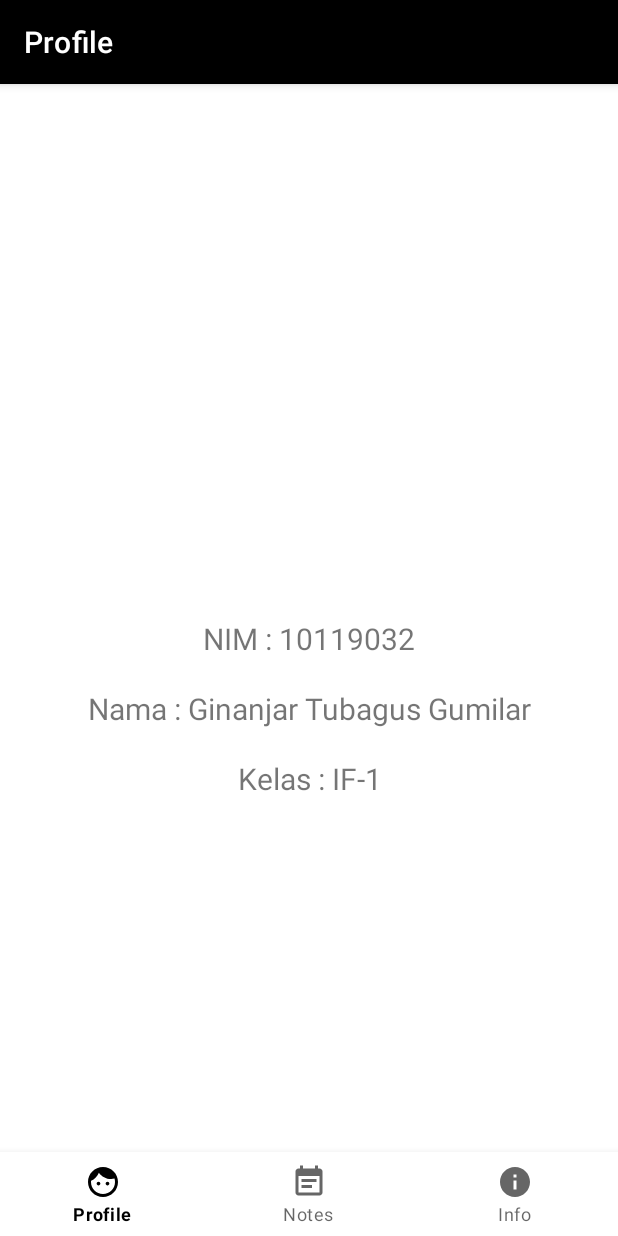
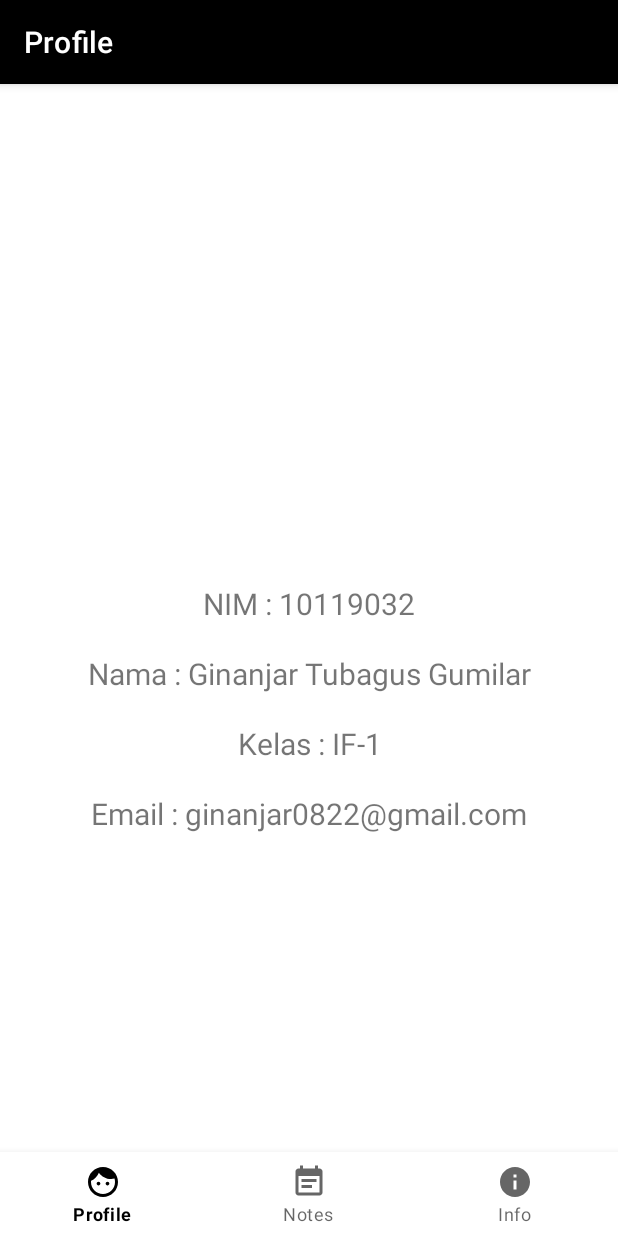
Before and after one commit to ginanjar10119032/Tugas-UTS-Genap-2022-AKB-IF-1-10119032, an Android app: the screen it shows after launch (MainActivity), on a phone screen of 412 x 824 dp. Run offline under Robolectric (Android 15) with nearby library versions, the phone set to English and light mode, and no system bars; our stand-ins replace navigation-ui.

Commit message:
add comment to every class

```diff
--- a/app/src/main/java/com/example/tugasutsgenap2022akbif_110119032/MainActivity.java
+++ b/app/src/main/java/com/example/tugasutsgenap2022akbif_110119032/MainActivity.java
@@ -1,4 +1,8 @@
 package com.example.tugasutsgenap2022akbif_110119032;
+
+//NIM     : 10119032
+//NAMA    : GINANJAR TUBAGUS GUMILAR
+//KELAS   : IF-1
 
 import android.os.Bundle;
 
--- a/app/src/main/java/com/example/tugasutsgenap2022akbif_110119032/SplashScreen.java
+++ b/app/src/main/java/com/example/tugasutsgenap2022akbif_110119032/SplashScreen.java
@@ -1,4 +1,8 @@
 package com.example.tugasutsgenap2022akbif_110119032;
+
+//NIM     : 10119032
+//NAMA    : GINANJAR TUBAGUS GUMILAR
+//KELAS   : IF-1
 
 import android.content.Intent;
 import android.os.Build;
--- a/app/src/main/java/com/example/tugasutsgenap2022akbif_110119032/ui/dashboard/DashboardFragment.java
+++ b/app/src/main/java/com/example/tugasutsgenap2022akbif_110119032/ui/dashboard/DashboardFragment.java
@@ -1,4 +1,8 @@
 package com.example.tugasutsgenap2022akbif_110119032.ui.dashboard;
+
+//NIM     : 10119032
+//NAMA    : GINANJAR TUBAGUS GUMILAR
+//KELAS   : IF-1
 
 import android.os.Bundle;
 import android.view.LayoutInflater;
--- a/app/src/main/java/com/example/tugasutsgenap2022akbif_110119032/ui/dashboard/DashboardViewModel.java
+++ b/app/src/main/java/com/example/tugasutsgenap2022akbif_110119032/ui/dashboard/DashboardViewModel.java
@@ -1,4 +1,8 @@
 package com.example.tugasutsgenap2022akbif_110119032.ui.dashboard;
+
+//NIM     : 10119032
+//NAMA    : GINANJAR TUBAGUS GUMILAR
+//KELAS   : IF-1
 
 import androidx.lifecycle.LiveData;
 import androidx.lifecycle.MutableLiveData;
--- a/app/src/main/java/com/example/tugasutsgenap2022akbif_110119032/ui/home/HomeFragment.java
+++ b/app/src/main/java/com/example/tugasutsgenap2022akbif_110119032/ui/home/HomeFragment.java
@@ -1,4 +1,9 @@
 package com.example.tugasutsgenap2022akbif_110119032.ui.home;
+
+//NIM     : 10119032
+//NAMA    : GINANJAR TUBAGUS GUMILAR
+//KELAS   : IF-1
+
 
 import android.os.Bundle;
 import android.view.LayoutInflater;
--- a/app/src/main/java/com/example/tugasutsgenap2022akbif_110119032/ui/home/HomeViewModel.java
+++ b/app/src/main/java/com/example/tugasutsgenap2022akbif_110119032/ui/home/HomeViewModel.java
@@ -1,4 +1,9 @@
 package com.example.tugasutsgenap2022akbif_110119032.ui.home;
+
+//NIM     : 10119032
+//NAMA    : GINANJAR TUBAGUS GUMILAR
+//KELAS   : IF-1
+
 
 import androidx.lifecycle.LiveData;
 import androidx.lifecycle.MutableLiveData;
@@ -11,10 +16,11 @@ public class HomeViewModel extends ViewModel {
     public HomeViewModel() {
         String nim = ("NIM : 10119032\n\n");
         String nama = ("Nama : Ginanjar Tubagus Gumilar\n\n");
-        String kelas = ("Kelas : IF-1");
+        String kelas = ("Kelas : IF-1\n\n");
+        String email = ("Email : ginanjar0822@gmail.com");
 
         mText = new MutableLiveData<>();
-        mText.setValue(nim+nama+kelas);
+        mText.setValue(nim+nama+kelas+email);
 
     }
 
--- a/app/src/main/java/com/example/tugasutsgenap2022akbif_110119032/ui/notifications/NotificationsFragment.java
+++ b/app/src/main/java/com/example/tugasutsgenap2022akbif_110119032/ui/notifications/NotificationsFragment.java
@@ -1,4 +1,8 @@
 package com.example.tugasutsgenap2022akbif_110119032.ui.notifications;
+
+//NIM     : 10119032
+//NAMA    : GINANJAR TUBAGUS GUMILAR
+//KELAS   : IF-1
 
 import android.os.Bundle;
 import android.view.LayoutInflater;
--- a/app/src/main/java/com/example/tugasutsgenap2022akbif_110119032/ui/notifications/NotificationsViewModel.java
+++ b/app/src/main/java/com/example/tugasutsgenap2022akbif_110119032/ui/notifications/NotificationsViewModel.java
@@ -1,4 +1,8 @@
 package com.example.tugasutsgenap2022akbif_110119032.ui.notifications;
+
+//NIM     : 10119032
+//NAMA    : GINANJAR TUBAGUS GUMILAR
+//KELAS   : IF-1
 
 import androidx.lifecycle.LiveData;
 import androidx.lifecycle.MutableLiveData;
```
